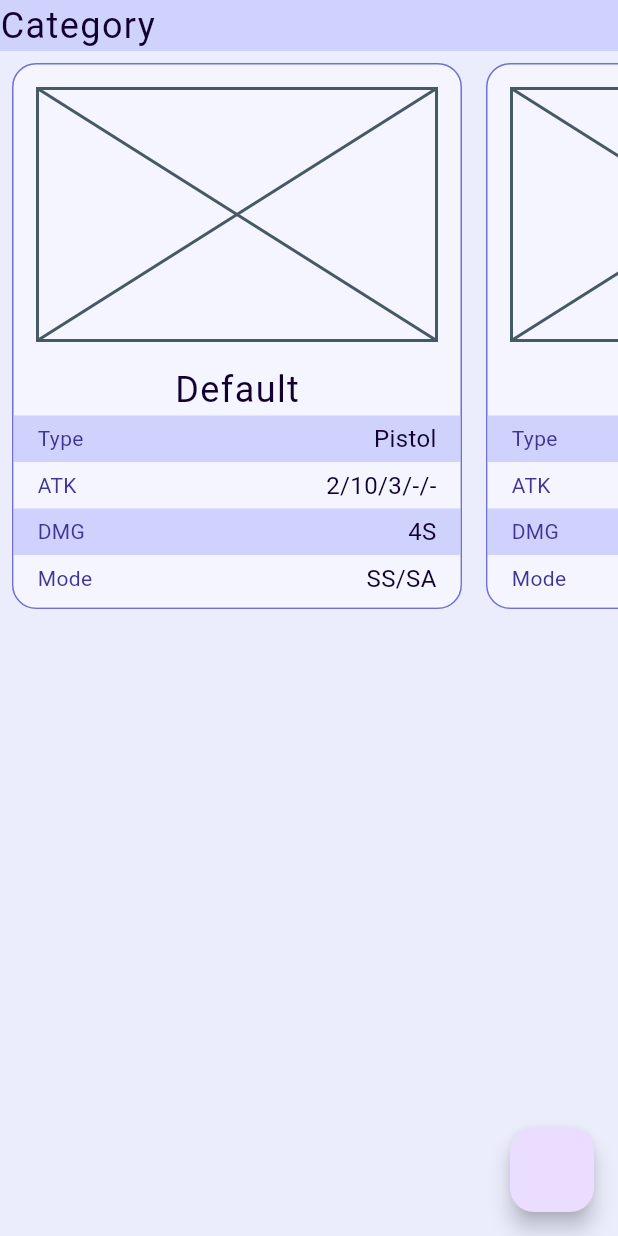
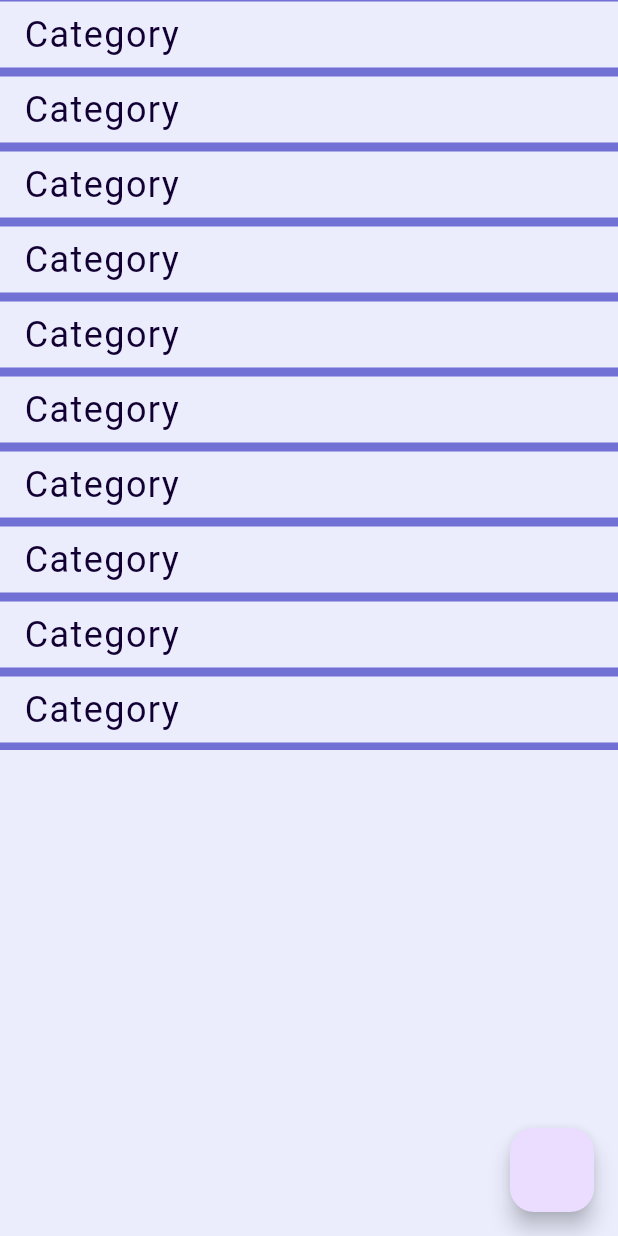
Before and after one commit to osekine/shadowrun_6e_player_helper, a Flutter app: the screen it shows after launch, on a phone screen of 412 x 824 dp. Run offline on Flutter 3.47's test engine with Material 3 defaults, Android fonts, the phone set to English and light mode, and no system bars; missing offline and left inert: theme_tailor_annotation; Roboto replaces fonts that are missing (Ubuntu Sans).

Commit message:
prototype for items page

```diff
--- a/lib/main.dart
+++ b/lib/main.dart
@@ -1,7 +1,7 @@
 import 'package:flutter/material.dart';
 import 'package:shadowrun_6e_player_helper/utils/app_themes.dart';
-import 'package:shadowrun_6e_player_helper/view/features/items/item_carousel.dart';
-import 'package:shadowrun_6e_player_helper/view/features/items/item_category_widget.dart';
+
+import 'view/features/items/item_page.dart';
 
 void main() {
   runApp(const MainApp());
@@ -32,7 +32,7 @@ class _MainAppState extends State<MainApp> {
         builder: (context) {
           return Scaffold(
             backgroundColor: context.appTheme.background,
-            body: ItemCategoryWidget(),
+            body: ItemPage(),
             floatingActionButton: FloatingActionButton(onPressed: _toggleTheme),
           );
         },
--- a/lib/view/features/items/item_card.dart
+++ b/lib/view/features/items/item_card.dart
@@ -17,8 +17,8 @@ class ItemCard extends StatelessWidget {
       ),
       child: ClipRRect(
         borderRadius: BorderRadius.circular(16),
-        child: Column(
-          mainAxisSize: MainAxisSize.min,
+        child: ListView(
+          physics: NeverScrollableScrollPhysics(),
           children: [
             SizedBox(
               height: 200,
@@ -27,7 +27,7 @@ class ItemCard extends StatelessWidget {
                 child: const Placeholder(),
               ),
             ),
-            Text(vm.name, style: context.appTheme.header),
+            Text(vm.name, style: context.appTheme.header, textAlign: TextAlign.center,),
             for (int i = 0; i < vm.properties.length; ++i) ...[
               Container(
                 color: i % 2 == 1
--- a/lib/view/features/items/item_category_widget.dart
+++ b/lib/view/features/items/item_category_widget.dart
@@ -9,20 +9,62 @@ class ItemCategoryWidget extends StatefulWidget {
   State<ItemCategoryWidget> createState() => _ItemCategoryWidgetState();
 }
 
-class _ItemCategoryWidgetState extends State<ItemCategoryWidget> {
+class _ItemCategoryWidgetState extends State<ItemCategoryWidget>
+    with AutomaticKeepAliveClientMixin {
+  bool _isListVisible = false;
+  final a = ValueNotifier<Tween<double>>(Tween<double>(begin: 400.0, end: 0));
+
   @override
   Widget build(BuildContext context) {
     return Column(
       crossAxisAlignment: CrossAxisAlignment.stretch,
       children: [
-        Container(
-          color: context.appTheme.backgroundDark,
-          child: Text('Category', style: context.appTheme.header),
+        GestureDetector(
+          onTapUp: (_) => _changeListVisibility(),
+          child: Container(
+            height: 50,
+            alignment: Alignment.centerLeft,
+            padding: EdgeInsets.symmetric(horizontal: 16),
+            decoration: BoxDecoration(
+              // color: context.appTheme.background,
+              border: BoxBorder.fromLTRB(
+                top: BorderSide(width: 1, color: context.appTheme.border),
+                bottom: BorderSide(width: 5, color: context.appTheme.border),
+              ),
+            ),
+            child: Text('Category', style: context.appTheme.header),
+          ),
         ),
-        ItemCarousel(),
+        ValueListenableBuilder(
+          valueListenable: a,
+          builder: (context, tween, _) {
+            return TweenAnimationBuilder(
+              tween: tween,
+              builder: (context, value, child) {
+                return SizedBox(
+                  height: value,
+                  child: OverflowBox(
+                    child: value > 0 ? child : const SizedBox.shrink(),
+                  ),
+                );
+              },
+              duration: const Duration(milliseconds: 100),
+              child: ItemCarousel(),
+            );
+          },
+        ),
       ],
     );
   }
+
+  void _changeListVisibility() {
+    a.value = Tween<double>(begin: a.value.end, end: a.value.begin);
+    _isListVisible = !_isListVisible;
+    updateKeepAlive();
+  }
+
+  @override
+  bool get wantKeepAlive => _isListVisible;
 }
 
 // class _ItemCategoryDelegate extends MultiChildLayoutDelegate {}
--- a/lib/view/features/items/item_page.dart
+++ b/lib/view/features/items/item_page.dart
@@ -0,0 +1,16 @@
+import 'package:flutter/material.dart';
+import 'package:shadowrun_6e_player_helper/view/features/items/item_category_widget.dart';
+
+class ItemPage extends StatelessWidget {
+  const ItemPage({super.key});
+
+  @override
+  Widget build(BuildContext context) {
+    return ListView.builder(
+      physics: ClampingScrollPhysics(),
+      addAutomaticKeepAlives: true,
+      itemBuilder: (_, index) => ItemCategoryWidget(),
+      itemCount: 10,
+    );
+  }
+}
```
